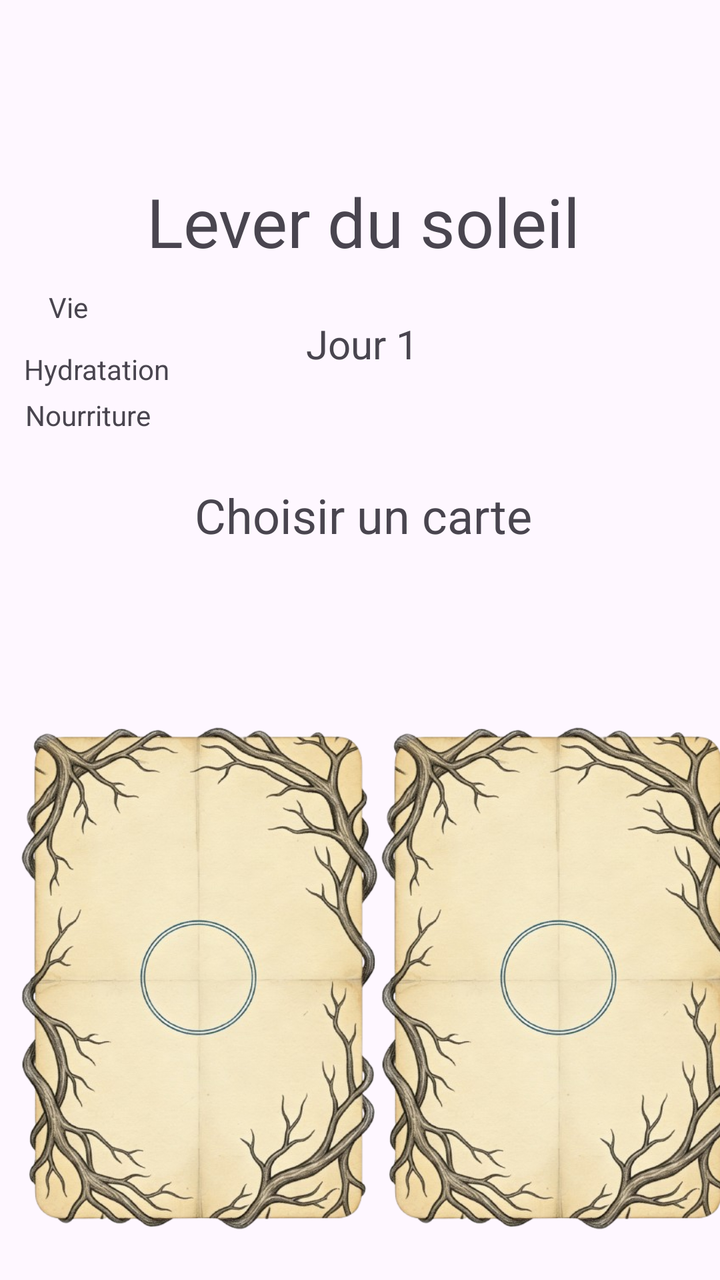
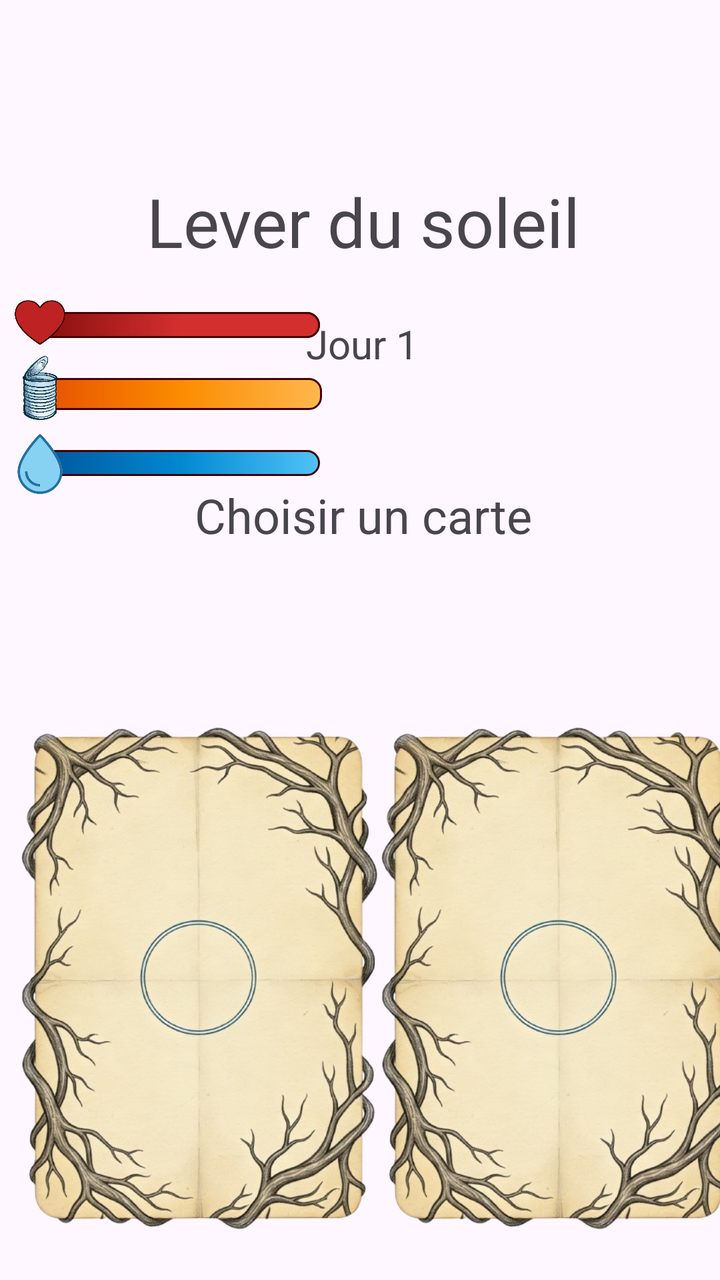

Two renders of the same Android screen: before a commit and after it. Below are the layout's source before the change and the commit's diff.
<!-- AndroidManifest.xml: application theme Theme.Apocalypse -->
<!-- res/layout/choix_view.xml -->
<?xml version="1.0" encoding="utf-8"?>
<androidx.constraintlayout.widget.ConstraintLayout xmlns:android="http://schemas.android.com/apk/res/android"
    xmlns:app="http://schemas.android.com/apk/res-auto"
    xmlns:tools="http://schemas.android.com/tools"
    android:id="@+id/main"
    android:layout_width="match_parent"
    android:layout_height="match_parent"
    tools:context=".MainActivity">

    <TextView
        android:id="@+id/tvLeverSoleil"
        android:layout_width="wrap_content"
        android:layout_height="wrap_content"
        android:layout_marginTop="88dp"
        android:text="Lever du soleil"
        android:textSize="34sp"
        app:layout_constraintEnd_toEndOf="parent"
        app:layout_constraintHorizontal_bias="0.512"
        app:layout_constraintStart_toStartOf="parent"
        app:layout_constraintTop_toTopOf="parent" />

    <TextView
        android:id="@+id/tvJour"
        android:layout_width="wrap_content"
        android:layout_height="wrap_content"
        android:layout_marginTop="25dp"
        android:text="Jour 1"
        android:textSize="20sp"
        app:layout_constraintEnd_toEndOf="@+id/tvLeverSoleil"
        app:layout_constraintHorizontal_bias="0.497"
        app:layout_constraintStart_toStartOf="@+id/tvLeverSoleil"
        app:layout_constraintTop_toBottomOf="@+id/tvLeverSoleil" />

    <TextView
        android:id="@+id/tvInstruction"
        android:layout_width="wrap_content"
        android:layout_height="wrap_content"
        android:layout_marginTop="56dp"
        android:text="Choisir un carte"
        android:textSize="24sp"
        app:layout_constraintEnd_toEndOf="@+id/tvJour"
        app:layout_constraintHorizontal_bias="0.497"
        app:layout_constraintStart_toStartOf="@+id/tvJour"
        app:layout_constraintTop_toBottomOf="@+id/tvJour" />

    <ImageView
        android:id="@+id/ivCarteBonus1"
        android:layout_width="179dp"
        android:layout_height="261dp"
        android:layout_marginStart="10dp"
        android:layout_marginTop="85dp"
        app:layout_constraintStart_toStartOf="parent"
        app:layout_constraintTop_toBottomOf="@+id/tvInstruction"
        app:srcCompat="@drawable/cartbonus" />

    <ImageView
        android:id="@+id/ivCarteBonus2"
        android:layout_width="179dp"
        android:layout_height="261dp"
        android:layout_marginStart="20dp"
        android:layout_marginTop="85dp"
        android:layout_marginEnd="10dp"
        app:layout_constraintEnd_toEndOf="parent"
        app:layout_constraintStart_toEndOf="@+id/ivCarteBonus1"
        app:layout_constraintTop_toBottomOf="@+id/tvInstruction"
        app:srcCompat="@drawable/cartbonus" />

    <TextView
        android:id="@+id/tvPtsSasiete"
        android:layout_width="wrap_content"
        android:layout_height="wrap_content"
        android:layout_marginTop="4dp"
        android:text="Nourriture"
        app:layout_constraintEnd_toStartOf="@+id/tvJour"
        app:layout_constraintHorizontal_bias="0.139"
        app:layout_constraintStart_toStartOf="parent"
        app:layout_constraintTop_toBottomOf="@+id/tvPtsHydra" />

    <TextView
        android:id="@+id/tvPtsHydra"
        android:layout_width="wrap_content"
        android:layout_height="wrap_content"
        android:layout_marginTop="12dp"
        android:text="Hydratation"
        app:layout_constraintEnd_toStartOf="@+id/tvJour"
        app:layout_constraintHorizontal_bias="0.15"
        app:layout_constraintStart_toStartOf="parent"
        app:layout_constraintTop_toBottomOf="@+id/tvPtsVie" />

    <TextView
        android:id="@+id/tvPtsVie"
        android:layout_width="wrap_content"
        android:layout_height="wrap_content"
        android:layout_marginTop="144dp"
        android:text="Vie"
        app:layout_constraintEnd_toStartOf="@+id/tvJour"
        app:layout_constraintHorizontal_bias="0.182"
        app:layout_constraintStart_toStartOf="parent"
        app:layout_constraintTop_toTopOf="parent" />

</androidx.constraintlayout.widget.ConstraintLayout>
<!-- resources referenced by this layout -->
<resources>
  <!-- drawable cartbonus: png bitmap (drawable, 444758 bytes) -->
  <style name="Theme.Apocalypse" parent="Base.Theme.Apocalypse" />
  <style name="Base.Theme.Apocalypse" parent="Theme.Material3.DayNight.NoActionBar">
          
          
      </style>
</resources>

<!-- the commit's change to res/layout/choix_view.xml (unified diff, before → after) -->
@@ -6,6 +6,80 @@
     android:layout_width="match_parent"
     android:layout_height="match_parent"
     tools:context=".MainActivity">
+
+
+
+    <ProgressBar
+        android:id="@+id/progressBarVie2"
+        style="?android:attr/progressBarStyleHorizontal"
+        android:layout_width="140dp"
+        android:layout_height="13dp"
+        android:layout_marginStart="20dp"
+        android:layout_marginTop="156dp"
+        android:background="@drawable/progress_background"
+        android:max="120"
+        android:min="0"
+        android:progress="120"
+        android:progressDrawable="@drawable/progress_vie"
+        app:layout_constraintStart_toStartOf="parent"
+        app:layout_constraintTop_toTopOf="parent" />
+
+    <ImageView
+        android:id="@+id/imageView9"
+        android:layout_width="40dp"
+        android:layout_height="40dp"
+        android:layout_marginTop="140dp"
+        app:layout_constraintStart_toStartOf="parent"
+        app:layout_constraintTop_toTopOf="parent"
+        app:srcCompat="@drawable/coeur" />
+
+    <ProgressBar
+        android:id="@+id/progressBarSatiete2"
+        style="?android:attr/progressBarStyleHorizontal"
+        android:layout_width="141dp"
+        android:layout_height="16dp"
+        android:layout_marginStart="20dp"
+        android:layout_marginTop="20dp"
+        android:max="120"
+        android:min="0"
+        android:progress="120"
+        android:progressDrawable="@drawable/progress_satiete"
+        app:layout_constraintStart_toStartOf="parent"
+        app:layout_constraintTop_toBottomOf="@+id/progressBarVie2" />
+
+
+    <ImageView
+        android:id="@+id/imageView7"
+        android:layout_width="40dp"
+        android:layout_height="40dp"
+        android:layout_marginTop="5dp"
+        app:layout_constraintStart_toStartOf="parent"
+        app:layout_constraintTop_toBottomOf="@+id/progressBarVie2"
+        app:srcCompat="@drawable/conserve" />
+
+    <ProgressBar
+        android:id="@+id/progressBarHydra2"
+        style="?android:attr/progressBarStyleHorizontal"
+        android:layout_width="140dp"
+        android:layout_height="13dp"
+        android:layout_marginStart="20dp"
+        android:layout_marginTop="20dp"
+        android:max="120"
+        android:min="0"
+        android:progress="120"
+        android:progressDrawable="@drawable/progress_hydra"
+        app:layout_constraintStart_toStartOf="parent"
+        app:layout_constraintTop_toBottomOf="@+id/progressBarSatiete2" />
+
+    <ImageView
+        android:id="@+id/imageView8"
+        android:layout_width="30dp"
+        android:layout_height="30dp"
+        android:layout_marginStart="5dp"
+        android:layout_marginTop="12dp"
+        app:layout_constraintStart_toStartOf="parent"
+        app:layout_constraintTop_toBottomOf="@+id/progressBarSatiete2"
+        app:srcCompat="@drawable/goutte" />
 
     <TextView
         android:id="@+id/tvLeverSoleil"
@@ -65,37 +139,4 @@
         app:layout_constraintTop_toBottomOf="@+id/tvInstruction"
         app:srcCompat="@drawable/cartbonus" />
 
-    <TextView
-        android:id="@+id/tvPtsSasiete"
-        android:layout_width="wrap_content"
-        android:layout_height="wrap_content"
-        android:layout_marginTop="4dp"
-        android:text="Nourriture"
-        app:layout_constraintEnd_toStartOf="@+id/tvJour"
-        app:layout_constraintHorizontal_bias="0.139"
-        app:layout_constraintStart_toStartOf="parent"
-        app:layout_constraintTop_toBottomOf="@+id/tvPtsHydra" />
-
-    <TextView
-        android:id="@+id/tvPtsHydra"
-        android:layout_width="wrap_content"
-        android:layout_height="wrap_content"
-        android:layout_marginTop="12dp"
-        android:text="Hydratation"
-        app:layout_constraintEnd_toStartOf="@+id/tvJour"
-        app:layout_constraintHorizontal_bias="0.15"
-        app:layout_constraintStart_toStartOf="parent"
-        app:layout_constraintTop_toBottomOf="@+id/tvPtsVie" />
-
-    <TextView
-        android:id="@+id/tvPtsVie"
-        android:layout_width="wrap_content"
-        android:layout_height="wrap_content"
-        android:layout_marginTop="144dp"
-        android:text="Vie"
-        app:layout_constraintEnd_toStartOf="@+id/tvJour"
-        app:layout_constraintHorizontal_bias="0.182"
-        app:layout_constraintStart_toStartOf="parent"
-        app:layout_constraintTop_toTopOf="parent" />
-
 </androidx.constraintlayout.widget.ConstraintLayout>
<!-- resource entries referenced after the edit -->
@@ -1,6 +1,88 @@
 <!-- resources referenced by this layout -->
 <resources>
   <!-- drawable cartbonus: png bitmap (drawable, 444758 bytes) -->
+  <!-- drawable coeur: png bitmap (drawable, 52184 bytes) -->
+  <!-- drawable conserve: png bitmap (drawable, 240982 bytes) -->
+  <!-- drawable goutte: png bitmap (drawable, 33737 bytes) -->
+  <!-- drawable progress_background (drawable) -->
+  <layer-list xmlns:android="http://schemas.android.com/apk/res/android">
+      <item>
+          <shape android:shape="rectangle">
+              <solid android:color="#F5F5F5" /> 
+              <stroke
+                  android:width="1.5dp"
+                  android:color="#440000" /> 
+              <corners
+                  android:bottomLeftRadius="0dp"
+                  android:topLeftRadius="0dp"
+                  android:bottomRightRadius="6dp"
+                  android:topRightRadius="6dp" />
+          </shape>
+      </item>
+  </layer-list>
+  <!-- drawable progress_hydra (drawable) -->
+  <layer-list xmlns:android="http://schemas.android.com/apk/res/android">
+      <item>
+          <clip>
+              <shape>
+                  <corners
+                      android:bottomLeftRadius="0dp"
+                      android:topLeftRadius="0dp"
+                      android:bottomRightRadius="6dp"
+                      android:topRightRadius="6dp" />
+                  <gradient
+                      android:angle="0"
+                      android:startColor="#01579B"
+                      android:centerColor="#0288D1"
+                      android:endColor="#4FC3F7"
+                      android:type="linear" />
+                  <stroke android:width="1dp" android:color="#440000" />
+              </shape>
+          </clip>
+      </item>
+  </layer-list>
+  <!-- drawable progress_satiete (drawable) -->
+  <layer-list xmlns:android="http://schemas.android.com/apk/res/android">
+      <item>
+          <clip>
+              <shape>
+                  <corners
+                      android:bottomLeftRadius="0dp"
+                      android:topLeftRadius="0dp"
+                      android:bottomRightRadius="6dp"
+                      android:topRightRadius="6dp" />
+                  <gradient
+                      android:angle="0"
+                      android:startColor="#E65100"
+                      android:centerColor="#FB8C00"
+                      android:endColor="#FFB74D"
+                      android:type="linear" />
+                  <stroke android:width="1dp" android:color="#440000" />
+              </shape>
+          </clip>
+      </item>
+  </layer-list>
+  <!-- drawable progress_vie (drawable) -->
+  <layer-list xmlns:android="http://schemas.android.com/apk/res/android">
+      <item>
+          <clip>
+              <shape>
+                  <corners
+                      android:bottomLeftRadius="0dp"
+                      android:topLeftRadius="0dp"
+                      android:bottomRightRadius="6dp"
+                      android:topRightRadius="6dp" />
+                  <gradient
+                      android:angle="0"
+                      android:startColor="#880E0E"
+                      android:centerColor="#D32F2F"
+                      android:endColor="#D32F2F"
+                      android:type="linear" />
+                  <stroke android:width="1dp" android:color="#440000" />
+              </shape>
+          </clip>
+      </item>
+  </layer-list>
   <style name="Theme.Apocalypse" parent="Base.Theme.Apocalypse" />
   <style name="Base.Theme.Apocalypse" parent="Theme.Material3.DayNight.NoActionBar">
           
